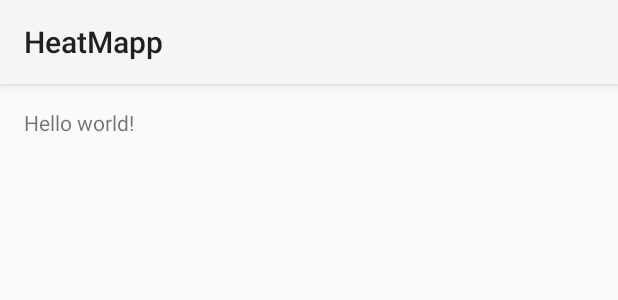
After one commit to arodski/HeatMapp, an Android app: the layout activity_places.xml on its own in the app's theme, with its tools: preview values and no code run, on a phone screen of 412 x 824 dp. The commit adds this screen. Shown: the top 300 px of the screen. Run offline under Robolectric (Android 15) with nearby library versions, the phone set to English and light mode, and no system bars.

Commit message:
Adding PlacesActivity (task 2)

```diff
--- a/app/src/main/AndroidManifest.xml
+++ b/app/src/main/AndroidManifest.xml
@@ -8,7 +8,7 @@
         android:label="@string/app_name"
         android:theme="@style/AppTheme" >
         <activity
-            android:name="com.wedevjs.heatmapp.MapActivity"
+            android:name=".MapActivity"
             android:label="@string/app_name" >
             <intent-filter>
                 <action android:name="android.intent.action.MAIN" />
@@ -16,6 +16,10 @@
                 <category android:name="android.intent.category.LAUNCHER" />
             </intent-filter>
         </activity>
+        <activity
+            android:name=".PlacesActivity"
+            android:label="@string/title_activity_places" >
+        </activity>
     </application>
 
 </manifest>
--- /dev/null
+++ b/app/src/main/res/layout/activity_places.xml
@@ -0,0 +1,16 @@
+<RelativeLayout xmlns:android="http://schemas.android.com/apk/res/android"
+    xmlns:tools="http://schemas.android.com/tools"
+    android:layout_width="match_parent"
+    android:layout_height="match_parent"
+    android:paddingLeft="@dimen/activity_horizontal_margin"
+    android:paddingRight="@dimen/activity_horizontal_margin"
+    android:paddingTop="@dimen/activity_vertical_margin"
+    android:paddingBottom="@dimen/activity_vertical_margin"
+    tools:context="com.wedevjs.heatmapp.PlacesActivity">
+
+    <TextView
+        android:text="@string/hello_world"
+        android:layout_width="wrap_content"
+        android:layout_height="wrap_content" />
+
+</RelativeLayout>
--- a/app/src/main/res/values/strings.xml
+++ b/app/src/main/res/values/strings.xml
@@ -9,5 +9,7 @@
     <string name="navigation_drawer_close">Close navigation drawer</string>
     <string name="action_example">Example action</string>
     <string name="action_settings">Settings</string>
+    <string name="title_activity_places">PlacesActivity</string>
+    <string name="hello_world">Hello world!</string>
 
 </resources>
```
Also changed, not shown: app/src/main/java/com/wedevjs/heatmapp/PlacesActivity.java (added, +36 -0 lines), app/src/main/res/menu/places.xml (added, +8 -0 lines), 1 other file.
